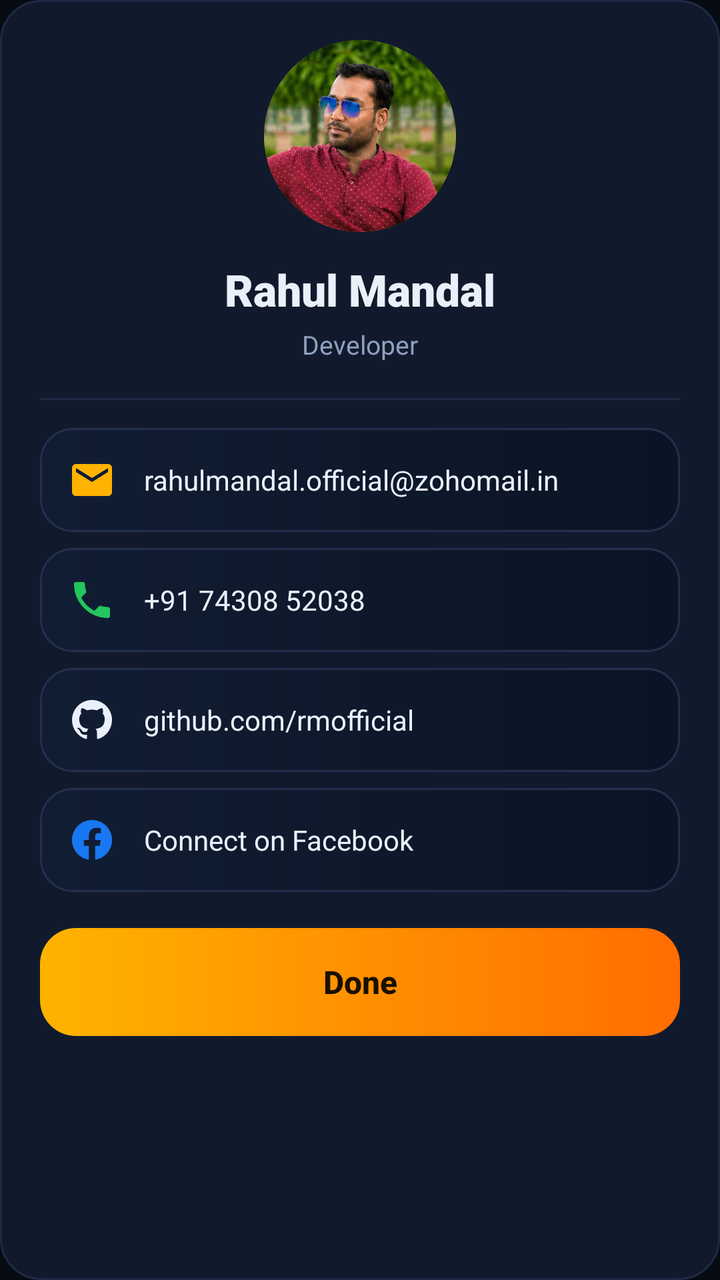
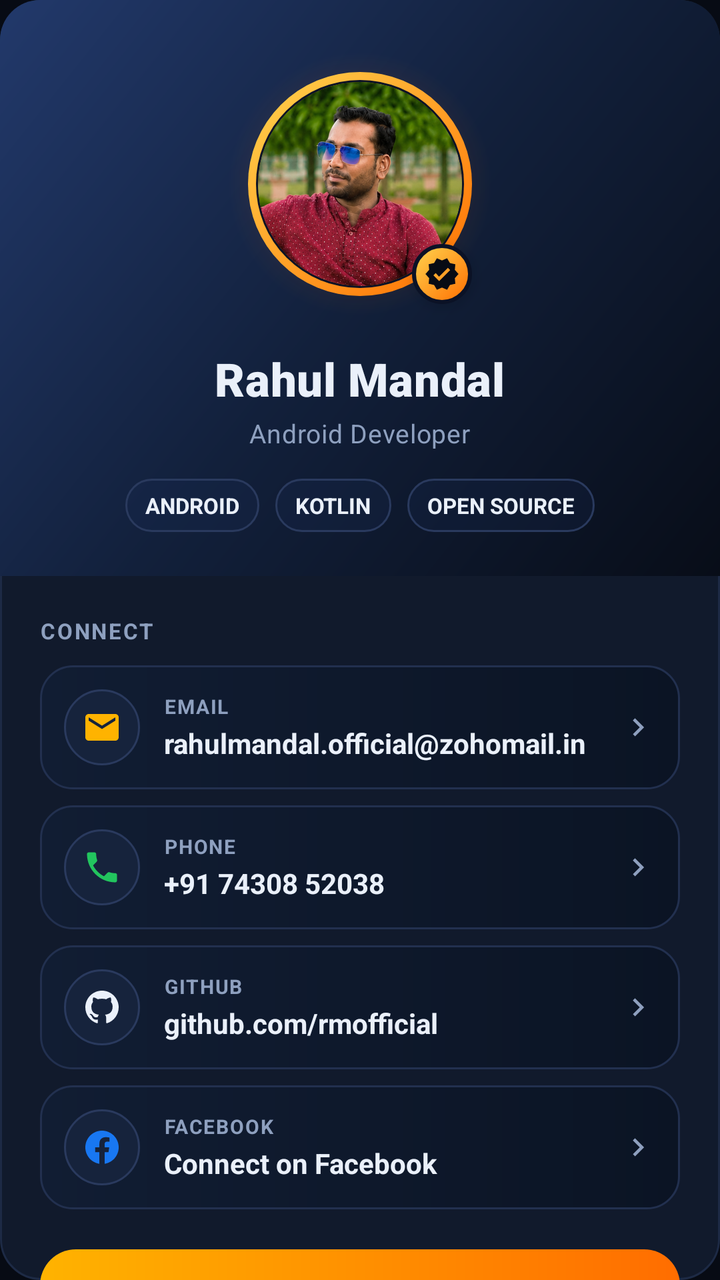

The first picture is an Android layout as it rendered before a commit; the second is the same layout after the commit. The layout source and the unified diff follow.
<!-- AndroidManifest.xml: application theme Theme.Flash -->
<!-- res/layout/dialog_about.xml -->
<?xml version="1.0" encoding="utf-8"?>
<ScrollView xmlns:android="http://schemas.android.com/apk/res/android"
    android:layout_width="match_parent"
    android:layout_height="wrap_content"
    android:background="@drawable/bg_card"
    android:fillViewport="true"
    android:scrollbars="none">

    <LinearLayout
        android:layout_width="match_parent"
        android:layout_height="wrap_content"
        android:orientation="vertical"
        android:padding="20dp">

        <ImageView
            android:id="@+id/ivPhoto"
            android:layout_width="96dp"
            android:layout_height="96dp"
            android:layout_gravity="center_horizontal"
            android:background="@drawable/bg_circle"
            android:clipToOutline="true"
            android:contentDescription="Developer photo"
            android:scaleType="centerCrop"
            android:src="@drawable/dev_photo" />

        <TextView
            android:layout_width="wrap_content"
            android:layout_height="wrap_content"
            android:layout_gravity="center_horizontal"
            android:layout_marginTop="14dp"
            android:fontFamily="sans-serif-black"
            android:text="Rahul Mandal"
            android:textColor="@color/text"
            android:textSize="22sp" />

        <TextView
            android:layout_width="wrap_content"
            android:layout_height="wrap_content"
            android:layout_gravity="center_horizontal"
            android:layout_marginTop="4dp"
            android:text="Developer"
            android:textColor="@color/muted"
            android:textSize="13sp" />

        <View
            android:layout_width="match_parent"
            android:layout_height="1dp"
            android:layout_marginTop="18dp"
            android:layout_marginBottom="4dp"
            android:background="@color/stroke" />

        <LinearLayout
            android:id="@+id/rowEmail"
            android:layout_width="match_parent"
            android:layout_height="wrap_content"
            android:layout_marginTop="10dp"
            android:background="@drawable/bg_social_row"
            android:clickable="true"
            android:focusable="true"
            android:gravity="center_vertical"
            android:orientation="horizontal"
            android:padding="14dp">

            <ImageView
                android:layout_width="24dp"
                android:layout_height="24dp"
                android:contentDescription="Email"
                android:src="@drawable/ic_mail"
                android:tint="@color/amber" />

            <TextView
                android:layout_width="0dp"
                android:layout_height="wrap_content"
                android:layout_marginStart="14dp"
                android:layout_weight="1"
                android:ellipsize="end"
                android:singleLine="true"
                android:text="rahulmandal.official@zohomail.in"
                android:textColor="@color/text"
                android:textSize="14sp" />
        </LinearLayout>

        <LinearLayout
            android:id="@+id/rowPhone"
            android:layout_width="match_parent"
            android:layout_height="wrap_content"
            android:layout_marginTop="8dp"
            android:background="@drawable/bg_social_row"
            android:clickable="true"
            android:focusable="true"
            android:gravity="center_vertical"
            android:orientation="horizontal"
            android:padding="14dp">

            <ImageView
                android:layout_width="24dp"
                android:layout_height="24dp"
                android:contentDescription="Phone"
                android:src="@drawable/ic_phone"
                android:tint="@color/green" />

            <TextView
                android:layout_width="0dp"
                android:layout_height="wrap_content"
                android:layout_marginStart="14dp"
                android:layout_weight="1"
                android:singleLine="true"
                android:text="+91 74308 52038"
                android:textColor="@color/text"
                android:textSize="14sp" />
        </LinearLayout>

        <LinearLayout
            android:id="@+id/rowGithub"
            android:layout_width="match_parent"
            android:layout_height="wrap_content"
            android:layout_marginTop="8dp"
            android:background="@drawable/bg_social_row"
            android:clickable="true"
            android:focusable="true"
            android:gravity="center_vertical"
            android:orientation="horizontal"
            android:padding="14dp">

            <ImageView
                android:layout_width="24dp"
                android:layout_height="24dp"
                android:contentDescription="GitHub"
                android:src="@drawable/ic_github"
                android:tint="@color/text" />

            <TextView
                android:layout_width="0dp"
                android:layout_height="wrap_content"
                android:layout_marginStart="14dp"
                android:layout_weight="1"
                android:singleLine="true"
                android:text="github.com/rmofficial"
                android:textColor="@color/text"
                android:textSize="14sp" />
        </LinearLayout>

        <LinearLayout
            android:id="@+id/rowFacebook"
            android:layout_width="match_parent"
            android:layout_height="wrap_content"
            android:layout_marginTop="8dp"
            android:background="@drawable/bg_social_row"
            android:clickable="true"
            android:focusable="true"
            android:gravity="center_vertical"
            android:orientation="horizontal"
            android:padding="14dp">

            <ImageView
                android:layout_width="24dp"
                android:layout_height="24dp"
                android:contentDescription="Facebook"
                android:src="@drawable/ic_facebook"
                android:tint="@color/facebook" />

            <TextView
                android:layout_width="0dp"
                android:layout_height="wrap_content"
                android:layout_marginStart="14dp"
                android:layout_weight="1"
                android:singleLine="true"
                android:text="Connect on Facebook"
                android:textColor="@color/text"
                android:textSize="14sp" />
        </LinearLayout>

        <Button
            android:id="@+id/btnClose"
            android:layout_width="match_parent"
            android:layout_height="54dp"
            android:layout_marginTop="18dp"
            android:background="@drawable/bg_btn_primary"
            android:stateListAnimator="@null"
            android:text="Done"
            android:textAllCaps="false"
            android:textColor="#FF1A1000"
            android:textSize="16sp"
            android:textStyle="bold" />
    </LinearLayout>
</ScrollView>
<!-- resources referenced by this layout -->
<resources>
  <!-- unchanged entries left out for length: 18 -->
</resources>

<!-- the commit's change to res/layout/dialog_about.xml (unified diff, before → after) -->
@@ -9,178 +9,354 @@
     <LinearLayout
         android:layout_width="match_parent"
         android:layout_height="wrap_content"
-        android:orientation="vertical"
-        android:padding="20dp">
-
-        <ImageView
-            android:id="@+id/ivPhoto"
-            android:layout_width="96dp"
-            android:layout_height="96dp"
-            android:layout_gravity="center_horizontal"
-            android:background="@drawable/bg_circle"
-            android:clipToOutline="true"
-            android:contentDescription="Developer photo"
-            android:scaleType="centerCrop"
-            android:src="@drawable/dev_photo" />
-
-        <TextView
-            android:layout_width="wrap_content"
-            android:layout_height="wrap_content"
-            android:layout_gravity="center_horizontal"
-            android:layout_marginTop="14dp"
-            android:fontFamily="sans-serif-black"
-            android:text="Rahul Mandal"
-            android:textColor="@color/text"
-            android:textSize="22sp" />
-
-        <TextView
-            android:layout_width="wrap_content"
-            android:layout_height="wrap_content"
-            android:layout_gravity="center_horizontal"
-            android:layout_marginTop="4dp"
-            android:text="Developer"
-            android:textColor="@color/muted"
-            android:textSize="13sp" />
-
-        <View
-            android:layout_width="match_parent"
-            android:layout_height="1dp"
-            android:layout_marginTop="18dp"
-            android:layout_marginBottom="4dp"
-            android:background="@color/stroke" />
-
+        android:orientation="vertical">
+
+        
         <LinearLayout
-            android:id="@+id/rowEmail"
             android:layout_width="match_parent"
             android:layout_height="wrap_content"
-            android:layout_marginTop="10dp"
-            android:background="@drawable/bg_social_row"
-            android:clickable="true"
-            android:focusable="true"
-            android:gravity="center_vertical"
-            android:orientation="horizontal"
-            android:padding="14dp">
-
-            <ImageView
-                android:layout_width="24dp"
-                android:layout_height="24dp"
-                android:contentDescription="Email"
-                android:src="@drawable/ic_mail"
-                android:tint="@color/amber" />
+            android:background="@drawable/bg_dev_header"
+            android:gravity="center_horizontal"
+            android:orientation="vertical"
+            android:paddingStart="24dp"
+            android:paddingTop="26dp"
+            android:paddingEnd="24dp"
+            android:paddingBottom="22dp">
+
+            <FrameLayout
+                android:layout_width="132dp"
+                android:layout_height="132dp"
+                android:background="@drawable/bg_avatar_glow">
+
+                <FrameLayout
+                    android:layout_width="112dp"
+                    android:layout_height="112dp"
+                    android:layout_gravity="center"
+                    android:background="@drawable/bg_avatar_ring"
+                    android:padding="5dp">
+
+                    <ImageView
+                        android:id="@+id/ivPhoto"
+                        android:layout_width="match_parent"
+                        android:layout_height="match_parent"
+                        android:background="@drawable/bg_circle"
+                        android:clipToOutline="true"
+                        android:contentDescription="Developer photo"
+                        android:scaleType="centerCrop"
+                        android:src="@drawable/dev_photo" />
+                </FrameLayout>
+
+                <ImageView
+                    android:layout_width="30dp"
+                    android:layout_height="30dp"
+                    android:layout_gravity="bottom|end"
+                    android:layout_marginEnd="10dp"
+                    android:layout_marginBottom="6dp"
+                    android:background="@drawable/bg_badge"
+                    android:contentDescription="Verified developer"
+                    android:elevation="4dp"
+                    android:padding="6dp"
+                    android:src="@drawable/ic_verified"
+                    android:tint="@color/bg" />
+            </FrameLayout>
 
             <TextView
-                android:layout_width="0dp"
-                android:layout_height="wrap_content"
-                android:layout_marginStart="14dp"
-                android:layout_weight="1"
-                android:ellipsize="end"
-                android:singleLine="true"
-                android:text="rahulmandal.official@zohomail.in"
+                android:layout_width="wrap_content"
+                android:layout_height="wrap_content"
+                android:layout_marginTop="16dp"
+                android:fontFamily="sans-serif-black"
+                android:letterSpacing="0.01"
+                android:text="Rahul Mandal"
                 android:textColor="@color/text"
-                android:textSize="14sp" />
+                android:textSize="23sp" />
+
+            <TextView
+                android:layout_width="wrap_content"
+                android:layout_height="wrap_content"
+                android:layout_marginTop="3dp"
+                android:letterSpacing="0.02"
+                android:text="Android Developer"
+                android:textColor="@color/muted"
+                android:textSize="13sp" />
+
+            <LinearLayout
+                android:layout_width="wrap_content"
+                android:layout_height="wrap_content"
+                android:layout_marginTop="14dp"
+                android:gravity="center"
+                android:orientation="horizontal">
+
+                <TextView
+                    style="@style/Chip"
+                    android:layout_marginEnd="8dp"
+                    android:text="ANDROID" />
+
+                <TextView
+                    style="@style/Chip"
+                    android:layout_marginEnd="8dp"
+                    android:text="KOTLIN" />
+
+                <TextView
+                    style="@style/Chip"
+                    android:text="OPEN SOURCE" />
+            </LinearLayout>
         </LinearLayout>
 
+        
         <LinearLayout
-            android:id="@+id/rowPhone"
             android:layout_width="match_parent"
             android:layout_height="wrap_content"
-            android:layout_marginTop="8dp"
-            android:background="@drawable/bg_social_row"
-            android:clickable="true"
-            android:focusable="true"
-            android:gravity="center_vertical"
-            android:orientation="horizontal"
-            android:padding="14dp">
-
-            <ImageView
-                android:layout_width="24dp"
-                android:layout_height="24dp"
-                android:contentDescription="Phone"
-                android:src="@drawable/ic_phone"
-                android:tint="@color/green" />
+            android:orientation="vertical"
+            android:paddingStart="20dp"
+            android:paddingTop="20dp"
+            android:paddingEnd="20dp"
+            android:paddingBottom="20dp">
 
             <TextView
-                android:layout_width="0dp"
-                android:layout_height="wrap_content"
-                android:layout_marginStart="14dp"
-                android:layout_weight="1"
-                android:singleLine="true"
-                android:text="+91 74308 52038"
-                android:textColor="@color/text"
-                android:textSize="14sp" />
+                style="@style/Label"
+                android:text="CONNECT" />
+
+            <LinearLayout
+                android:id="@+id/rowEmail"
+                android:layout_width="match_parent"
+                android:layout_height="wrap_content"
+                android:layout_marginTop="10dp"
+                android:background="@drawable/bg_social_row"
+                android:clickable="true"
+                android:focusable="true"
+                android:gravity="center_vertical"
+                android:orientation="horizontal"
+                android:padding="12dp">
+
+                <FrameLayout
+                    android:layout_width="38dp"
+                    android:layout_height="38dp"
+                    android:background="@drawable/bg_icon_circle">
+
+                    <ImageView
+                        android:layout_width="20dp"
+                        android:layout_height="20dp"
+                        android:layout_gravity="center"
+                        android:contentDescription="Email"
+                        android:src="@drawable/ic_mail"
+                        android:tint="@color/amber" />
+                </FrameLayout>
+
+                <LinearLayout
+                    android:layout_width="0dp"
+                    android:layout_height="wrap_content"
+                    android:layout_marginStart="12dp"
+                    android:layout_weight="1"
+                    android:orientation="vertical">
+
+                    <TextView
+                        android:layout_width="match_parent"
+                        android:layout_height="wrap_content"
+                        android:letterSpacing="0.06"
+                        android:singleLine="true"
+                        android:text="EMAIL"
+                        android:textColor="@color/muted"
+                        android:textSize="10sp"
+                        android:textStyle="bold" />
+
+                    <TextView
+                        style="@style/DevRowTitle"
+                        android:layout_marginTop="2dp"
+                        android:ellipsize="end"
+                        android:text="rahulmandal.official@zohomail.in" />
+                </LinearLayout>
+
+                <ImageView
+                    android:layout_width="18dp"
+                    android:layout_height="18dp"
+                    android:contentDescription="Open"
+                    android:src="@drawable/ic_chevron"
+                    android:tint="@color/muted" />
+            </LinearLayout>
+
+            <LinearLayout
+                android:id="@+id/rowPhone"
+                android:layout_width="match_parent"
+                android:layout_height="wrap_content"
+                android:layout_marginTop="8dp"
+                android:background="@drawable/bg_social_row"
+                android:clickable="true"
+                android:focusable="true"
+                android:gravity="center_vertical"
+                android:orientation="horizontal"
+                android:padding="12dp">
+
+                <FrameLayout
+                    android:layout_width="38dp"
+                    android:layout_height="38dp"
+                    android:background="@drawable/bg_icon_circle">
+
+                    <ImageView
+                        android:layout_width="20dp"
+                        android:layout_height="20dp"
+                        android:layout_gravity="center"
+                        android:contentDescription="Phone"
+                        android:src="@drawable/ic_phone"
+                        android:tint="@color/green" />
+                </FrameLayout>
+
+                <LinearLayout
+                    android:layout_width="0dp"
+                    android:layout_height="wrap_content"
+                    android:layout_marginStart="12dp"
+                    android:layout_weight="1"
+                    android:orientation="vertical">
+
+                    <TextView
+                        android:layout_width="match_parent"
+                        android:layout_height="wrap_content"
+                        android:letterSpacing="0.06"
+                        android:singleLine="true"
+                        android:text="PHONE"
+                        android:textColor="@color/muted"
+                        android:textSize="10sp"
+                        android:textStyle="bold" />
+
+                    <TextView
+                        style="@style/DevRowTitle"
+                        android:layout_marginTop="2dp"
+                        android:text="+91 74308 52038" />
+                </LinearLayout>
+
+                <ImageView
+                    android:layout_width="18dp"
+                    android:layout_height="18dp"
+                    android:contentDescription="Call"
+                    android:src="@drawable/ic_chevron"
+                    android:tint="@color/muted" />
+            </LinearLayout>
+
+            <LinearLayout
+                android:id="@+id/rowGithub"
+                android:layout_width="match_parent"
+                android:layout_height="wrap_content"
+                android:layout_marginTop="8dp"
+                android:background="@drawable/bg_social_row"
+                android:clickable="true"
+                android:focusable="true"
+                android:gravity="center_vertical"
+                android:orientation="horizontal"
+                android:padding="12dp">
+
+                <FrameLayout
+                    android:layout_width="38dp"
+                    android:layout_height="38dp"
+                    android:background="@drawable/bg_icon_circle">
+
+                    <ImageView
+                        android:layout_width="20dp"
+                        android:layout_height="20dp"
+                        android:layout_gravity="center"
+                        android:contentDescription="GitHub"
+                        android:src="@drawable/ic_github"
+                        android:tint="@color/text" />
+                </FrameLayout>
+
+                <LinearLayout
+                    android:layout_width="0dp"
+                    android:layout_height="wrap_content"
+                    android:layout_marginStart="12dp"
+                    android:layout_weight="1"
+                    android:orientation="vertical">
+
+                    <TextView
+                        android:layout_width="match_parent"
+                        android:layout_height="wrap_content"
+                        android:letterSpacing="0.06"
+                        android:singleLine="true"
+                        android:text="GITHUB"
+                        android:textColor="@color/muted"
+                        android:textSize="10sp"
+                        android:textStyle="bold" />
+
+                    <TextView
+                        style="@style/DevRowTitle"
+                        android:layout_marginTop="2dp"
+                        android:text="github.com/rmofficial" />
+                </LinearLayout>
+
+                <ImageView
+                    android:layout_width="18dp"
+                    android:layout_height="18dp"
+                    android:contentDescription="Open GitHub"
+                    android:src="@drawable/ic_chevron"
+                    android:tint="@color/muted" />
+            </LinearLayout>
+
+            <LinearLayout
+                android:id="@+id/rowFacebook"
+                android:layout_width="match_parent"
+                android:layout_height="wrap_content"
+                android:layout_marginTop="8dp"
+                android:background="@drawable/bg_social_row"
+                android:clickable="true"
+                android:focusable="true"
+                android:gravity="center_vertical"
+                android:orientation="horizontal"
+                android:padding="12dp">
+
+                <FrameLayout
+                    android:layout_width="38dp"
+                    android:layout_height="38dp"
+                    android:background="@drawable/bg_icon_circle">
+
+                    <ImageView
+                        android:layout_width="20dp"
+                        android:layout_height="20dp"
+                        android:layout_gravity="center"
+                        android:contentDescription="Facebook"
+                        android:src="@drawable/ic_facebook"
+                        android:tint="@color/facebook" />
+                </FrameLayout>
+
+                <LinearLayout
+                    android:layout_width="0dp"
+                    android:layout_height="wrap_content"
+                    android:layout_marginStart="12dp"
+                    android:layout_weight="1"
+                    android:orientation="vertical">
+
+                    <TextView
+                        android:layout_width="match_parent"
+                        android:layout_height="wrap_content"
+                        android:letterSpacing="0.06"
+                        android:singleLine="true"
+                        android:text="FACEBOOK"
+                        android:textColor="@color/muted"
+                        android:textSize="10sp"
+                        android:textStyle="bold" />
+
+                    <TextView
+                        style="@style/DevRowTitle"
+                        android:layout_marginTop="2dp"
+                        android:text="Connect on Facebook" />
+                </LinearLayout>
+
+                <ImageView
+                    android:layout_width="18dp"
+                    android:layout_height="18dp"
+                    android:contentDescription="Open Facebook"
+                    android:src="@drawable/ic_chevron"
+                    android:tint="@color/muted" />
+            </LinearLayout>
+
+            <Button
+                android:id="@+id/btnClose"
+                android:layout_width="match_parent"
+                android:layout_height="54dp"
+                android:layout_marginTop="20dp"
+                android:background="@drawable/bg_btn_primary"
+                android:stateListAnimator="@null"
+                android:text="Done"
+                android:textAllCaps="false"
+                android:textColor="#FF1A1000"
+                android:textSize="16sp"
+                android:textStyle="bold" />
         </LinearLayout>
-
-        <LinearLayout
-            android:id="@+id/rowGithub"
-            android:layout_width="match_parent"
-            android:layout_height="wrap_content"
-            android:layout_marginTop="8dp"
-            android:background="@drawable/bg_social_row"
-            android:clickable="true"
-            android:focusable="true"
-            android:gravity="center_vertical"
-            android:orientation="horizontal"
-            android:padding="14dp">
-
-            <ImageView
-                android:layout_width="24dp"
-                android:layout_height="24dp"
-                android:contentDescription="GitHub"
-                android:src="@drawable/ic_github"
-                android:tint="@color/text" />
-
-            <TextView
-                android:layout_width="0dp"
-                android:layout_height="wrap_content"
-                android:layout_marginStart="14dp"
-                android:layout_weight="1"
-                android:singleLine="true"
-                android:text="github.com/rmofficial"
-                android:textColor="@color/text"
-                android:textSize="14sp" />
-        </LinearLayout>
-
-        <LinearLayout
-            android:id="@+id/rowFacebook"
-            android:layout_width="match_parent"
-            android:layout_height="wrap_content"
-            android:layout_marginTop="8dp"
-            android:background="@drawable/bg_social_row"
-            android:clickable="true"
-            android:focusable="true"
-            android:gravity="center_vertical"
-            android:orientation="horizontal"
-            android:padding="14dp">
-
-            <ImageView
-                android:layout_width="24dp"
-                android:layout_height="24dp"
-                android:contentDescription="Facebook"
-                android:src="@drawable/ic_facebook"
-                android:tint="@color/facebook" />
-
-            <TextView
-                android:layout_width="0dp"
-                android:layout_height="wrap_content"
-                android:layout_marginStart="14dp"
-                android:layout_weight="1"
-                android:singleLine="true"
-                android:text="Connect on Facebook"
-                android:textColor="@color/text"
-                android:textSize="14sp" />
-        </LinearLayout>
-
-        <Button
-            android:id="@+id/btnClose"
-            android:layout_width="match_parent"
-            android:layout_height="54dp"
-            android:layout_marginTop="18dp"
-            android:background="@drawable/bg_btn_primary"
-            android:stateListAnimator="@null"
-            android:text="Done"
-            android:textAllCaps="false"
-            android:textColor="#FF1A1000"
-            android:textSize="16sp"
-            android:textStyle="bold" />
     </LinearLayout>
 </ScrollView>
<!-- resource entries referenced after the edit -->
@@ -1,5 +1,128 @@
 <!-- resources referenced by this layout -->
 <resources>
+  <!-- drawable bg_avatar_glow (drawable) -->
+  <?xml version="1.0" encoding="utf-8"?>
+  <shape xmlns:android="http://schemas.android.com/apk/res/android" android:shape="oval">
+      <gradient
+          android:centerColor="#22FF6D00"
+          android:centerX="0.5"
+          android:centerY="0.5"
+          android:endColor="#00FF6D00"
+          android:gradientRadius="66dp"
+          android:startColor="#66FFB300"
+          android:type="radial" />
+  </shape>
+  <!-- drawable bg_avatar_ring (drawable) -->
+  <?xml version="1.0" encoding="utf-8"?>
+  <layer-list xmlns:android="http://schemas.android.com/apk/res/android">
+      <item>
+          <shape android:shape="oval">
+              <gradient
+                  android:angle="315"
+                  android:endColor="#FFFF6D00"
+                  android:startColor="#FFFFD54F" />
+          </shape>
+      </item>
+      <item
+          android:bottom="4dp"
+          android:left="4dp"
+          android:right="4dp"
+          android:top="4dp">
+          <shape android:shape="oval">
+              <solid android:color="#FF0B1226" />
+          </shape>
+      </item>
+  </layer-list>
+  <!-- drawable bg_badge (drawable) -->
+  <?xml version="1.0" encoding="utf-8"?>
+  <shape xmlns:android="http://schemas.android.com/apk/res/android" android:shape="oval">
+      <gradient
+          android:angle="315"
+          android:endColor="#FFFF6D00"
+          android:startColor="#FFFFD54F" />
+      <stroke
+          android:width="2dp"
+          android:color="#FF0B1226" />
+  </shape>
+  <!-- drawable bg_dev_header (drawable) -->
+  <?xml version="1.0" encoding="utf-8"?>
+  <shape xmlns:android="http://schemas.android.com/apk/res/android" android:shape="rectangle">
+      <gradient
+          android:angle="315"
+          android:centerColor="#FF12203B"
+          android:endColor="#FF080D18"
+          android:startColor="#FF22396B" />
+      <corners
+          android:topLeftRadius="20dp"
+          android:topRightRadius="20dp" />
+  </shape>
+  <!-- drawable bg_icon_circle (drawable) -->
+  <?xml version="1.0" encoding="utf-8"?>
+  <shape xmlns:android="http://schemas.android.com/apk/res/android" android:shape="oval">
+      <solid android:color="#FF16233C" />
+      <stroke
+          android:width="1dp"
+          android:color="#FF2A3A5E" />
+  </shape>
+  <!-- drawable ic_chevron (drawable) -->
+  <?xml version="1.0" encoding="utf-8"?>
+  <vector xmlns:android="http://schemas.android.com/apk/res/android"
+      android:width="24dp"
+      android:height="24dp"
+      android:viewportWidth="24"
+      android:viewportHeight="24">
+      <path
+          android:fillColor="#FFFFFFFF"
+          android:pathData="M10,6L8.59,7.41 13.17,12l-4.58,4.59L10,18l6,-6z" />
+  </vector>
+  <!-- drawable ic_verified (drawable) -->
+  <?xml version="1.0" encoding="utf-8"?>
+  <vector xmlns:android="http://schemas.android.com/apk/res/android"
+      android:width="24dp"
+      android:height="24dp"
+      android:viewportWidth="24"
+      android:viewportHeight="24">
+      <path
+          android:fillColor="#FFFFFFFF"
+          android:pathData="M23,12l-2.44,-2.79 0.34,-3.69 -3.61,-0.82 -1.89,-3.2L12,2.96 8.6,1.5 6.71,4.69 3.1,5.5 3.44,9.2 1,12l2.44,2.79 -0.34,3.7 3.61,0.82 1.89,3.2L12,21.04l3.4,1.46 1.89,-3.19 3.61,-0.82 -0.34,-3.69zM10.09,16.72l-3.8,-3.81 1.48,-1.48 2.32,2.33 5.85,-5.87 1.48,1.48z" />
+  </vector>
+  <style name="Chip">
+          <item name="android:layout_width">wrap_content</item>
+          <item name="android:layout_height">wrap_content</item>
+          <item name="android:background">@drawable/bg_chip</item>
+          <item name="android:paddingStart">10dp</item>
+          <item name="android:paddingEnd">10dp</item>
+          <item name="android:paddingTop">6dp</item>
+          <item name="android:paddingBottom">6dp</item>
+          <item name="android:textSize">11sp</item>
+          <item name="android:textStyle">bold</item>
+          <item name="android:textColor">@color/text</item>
+      </style>
+  <style name="DevRowTitle">
+          <item name="android:layout_width">wrap_content</item>
+          <item name="android:layout_height">wrap_content</item>
+          <item name="android:textSize">14sp</item>
+          <item name="android:textStyle">bold</item>
+          <item name="android:textColor">@color/text</item>
+          <item name="android:singleLine">true</item>
+      </style>
+  <style name="Label">
+          <item name="android:layout_width">wrap_content</item>
+          <item name="android:layout_height">wrap_content</item>
+          <item name="android:textSize">11sp</item>
+          <item name="android:textStyle">bold</item>
+          <item name="android:textColor">@color/muted</item>
+          <item name="android:letterSpacing">0.08</item>
+      </style>
+  <!-- drawable bg_chip (drawable) -->
+  <?xml version="1.0" encoding="utf-8"?>
+  <shape xmlns:android="http://schemas.android.com/apk/res/android" android:shape="rectangle">
+      <solid android:color="#331B2E5C" />
+      <stroke
+          android:width="1dp"
+          android:color="#FF2A3A5E" />
+      <corners android:radius="999dp" />
+  </shape>
   <!-- unchanged entries left out for length: 18 -->
 </resources>
 
